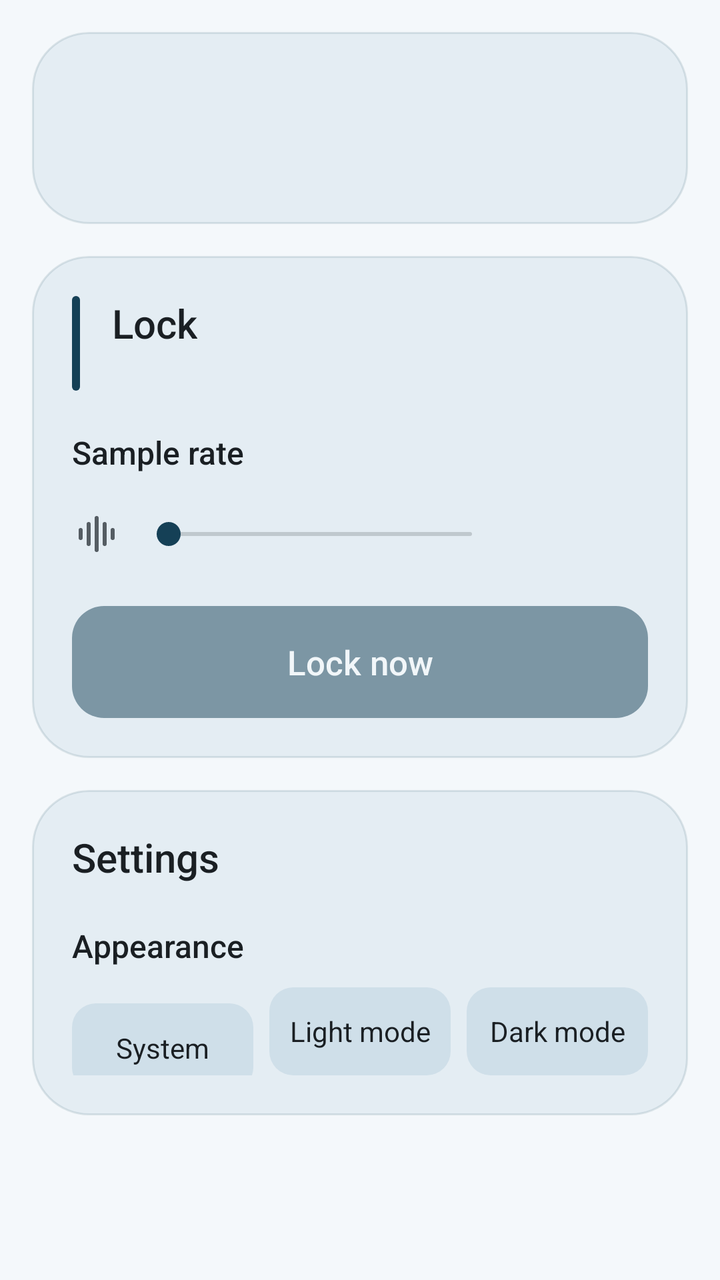
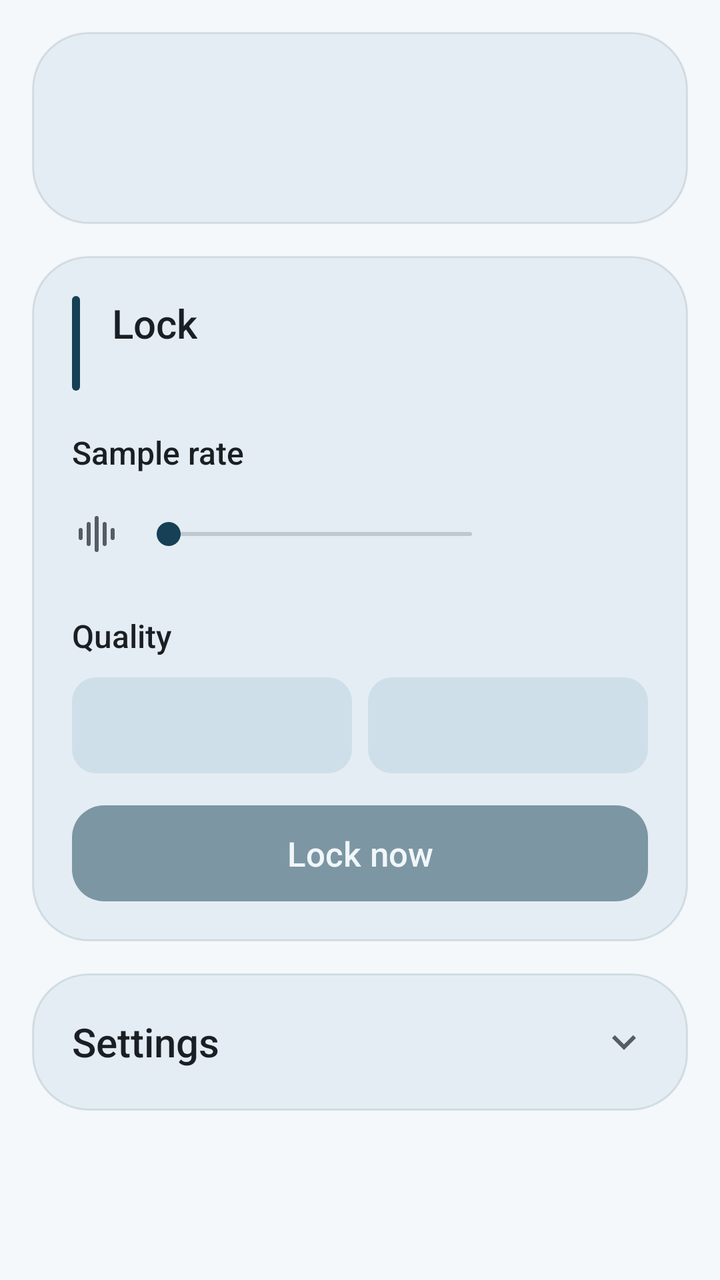

The first picture is an Android layout as it rendered before a commit; the second is the same layout after the commit. The layout source and the unified diff follow.
<!-- AndroidManifest.xml: application theme Theme.LdacLock -->
<!-- res/layout/activity_main.xml -->
<?xml version="1.0" encoding="utf-8"?>
<ScrollView xmlns:android="http://schemas.android.com/apk/res/android"
    android:layout_width="match_parent"
    android:layout_height="match_parent"
    android:fillViewport="true"
    android:fitsSystemWindows="true">

    <LinearLayout
        android:layout_width="match_parent"
        android:layout_height="wrap_content"
        android:orientation="vertical"
        android:padding="16dp">

        
        <LinearLayout style="@style/Card">

            <LinearLayout
                android:layout_width="match_parent"
                android:layout_height="wrap_content"
                android:gravity="center_vertical"
                android:orientation="horizontal">

                <ImageView
                    android:layout_width="56dp"
                    android:layout_height="56dp"
                    android:importantForAccessibility="no"
                    android:src="@mipmap/ic_launcher" />

                <LinearLayout
                    android:layout_width="0dp"
                    android:layout_height="wrap_content"
                    android:layout_marginStart="16dp"
                    android:layout_weight="1"
                    android:orientation="vertical">

                    <TextView
                        android:id="@+id/name"
                        android:layout_width="match_parent"
                        android:layout_height="wrap_content"
                        android:fontFamily="sans-serif-medium"
                        android:textColor="@color/text"
                        android:textSize="22sp" />

                    <TextView
                        android:id="@+id/meta"
                        android:layout_width="match_parent"
                        android:layout_height="wrap_content"
                        android:layout_marginTop="2dp"
                        android:textColor="@color/text2"
                        android:textSize="15sp"
                        android:visibility="gone" />
                </LinearLayout>
            </LinearLayout>

            
            <LinearLayout
                android:id="@+id/panel"
                android:layout_width="match_parent"
                android:layout_height="wrap_content"
                android:layout_marginTop="20dp"
                android:background="@drawable/panel"
                android:orientation="vertical"
                android:padding="20dp"
                android:visibility="gone">

                <TextView
                    android:layout_width="wrap_content"
                    android:layout_height="wrap_content"
                    android:letterSpacing="0.08"
                    android:text="@string/current_codec"
                    android:textAllCaps="true"
                    android:textColor="@color/text2"
                    android:textSize="13sp" />

                
                <LinearLayout
                    android:layout_width="match_parent"
                    android:layout_height="wrap_content"
                    android:gravity="center_vertical"
                    android:orientation="horizontal">

                    <TextView
                        android:id="@+id/codec"
                        android:layout_width="wrap_content"
                        android:layout_height="wrap_content"
                        android:textColor="@color/accent"
                        android:textSize="34sp"
                        android:textStyle="bold" />

                    <TextView
                        android:id="@+id/hi_res"
                        android:layout_width="wrap_content"
                        android:layout_height="wrap_content"
                        android:layout_marginStart="12dp"
                        android:background="@drawable/pill"
                        android:paddingHorizontal="10dp"
                        android:paddingVertical="3dp"
                        android:text="@string/hi_res"
                        android:textColor="@color/on_accent"
                        android:textSize="13sp"
                        android:textStyle="bold"
                        android:visibility="gone" />

                    <View
                        android:layout_width="0dp"
                        android:layout_height="0dp"
                        android:layout_weight="1" />

                    <ImageView
                        android:layout_width="32dp"
                        android:layout_height="32dp"
                        android:importantForAccessibility="no"
                        android:src="@drawable/ic_bars" />
                </LinearLayout>

                <TextView
                    android:id="@+id/spec"
                    android:layout_width="wrap_content"
                    android:layout_height="wrap_content"
                    android:textColor="@color/text2"
                    android:textSize="15sp" />
            </LinearLayout>

            <TextView
                android:id="@+id/state"
                android:layout_width="match_parent"
                android:layout_height="wrap_content"
                android:layout_marginTop="16dp"
                android:drawablePadding="8dp"
                android:gravity="center_vertical"
                android:textSize="15sp"
                android:visibility="gone" />

            <TextView
                android:id="@+id/pair"
                style="@style/Button"
                android:layout_marginTop="20dp"
                android:text="@string/pair"
                android:visibility="gone" />
        </LinearLayout>

        
        <LinearLayout
            style="@style/Card"
            android:layout_marginTop="16dp">

            <LinearLayout
                android:layout_width="match_parent"
                android:layout_height="wrap_content"
                android:orientation="horizontal">

                <View
                    android:layout_width="4dp"
                    android:layout_height="match_parent"
                    android:background="@drawable/bar" />

                <LinearLayout
                    android:layout_width="match_parent"
                    android:layout_height="wrap_content"
                    android:layout_marginStart="16dp"
                    android:orientation="vertical">

                    <TextView
                        android:layout_width="wrap_content"
                        android:layout_height="wrap_content"
                        android:fontFamily="sans-serif-medium"
                        android:text="@string/lock_title"
                        android:textColor="@color/text"
                        android:textSize="20sp" />

                    <TextView
                        android:id="@+id/summary"
                        android:layout_width="wrap_content"
                        android:layout_height="wrap_content"
                        android:textColor="@color/text2"
                        android:textSize="15sp" />
                </LinearLayout>
            </LinearLayout>

            <TextView
                android:layout_width="wrap_content"
                android:layout_height="wrap_content"
                android:layout_marginTop="20dp"
                android:fontFamily="sans-serif-medium"
                android:text="@string/sample_rate"
                android:textColor="@color/text"
                android:textSize="16sp" />

            
            <LinearLayout
                android:layout_width="match_parent"
                android:layout_height="wrap_content"
                android:layout_marginTop="10dp"
                android:gravity="center_vertical"
                android:orientation="horizontal">

                <ImageView
                    android:layout_width="40dp"
                    android:layout_height="40dp"
                    android:layout_marginStart="-8dp"
                    android:importantForAccessibility="no"
                    android:padding="8dp"
                    android:src="@drawable/ic_bars"
                    android:tint="@color/text2" />

                
                <SeekBar
                    android:id="@+id/rate"
                    android:layout_width="0dp"
                    android:layout_height="wrap_content"
                    android:layout_weight="1"
                    android:contentDescription="@string/sample_rate"
                    android:max="3"
                    android:progressBackgroundTint="@color/text2"
                    android:progressTint="@color/accent"
                    android:thumbTint="@color/accent" />

                <TextView
                    android:id="@+id/rate_value"
                    android:layout_width="72dp"
                    android:layout_height="wrap_content"
                    android:gravity="end"
                    android:textColor="@color/text2"
                    android:textSize="15sp" />
            </LinearLayout>

            <TextView
                android:id="@+id/lock"
                style="@style/Button"
                android:layout_marginTop="16dp"
                android:alpha="0.5"
                android:enabled="false"
                android:text="@string/lock_now" />

            <TextView
                android:id="@+id/last"
                android:layout_width="match_parent"
                android:layout_height="wrap_content"
                android:layout_marginTop="12dp"
                android:gravity="center_horizontal"
                android:textColor="@color/text2"
                android:textSize="14sp"
                android:visibility="gone" />
        </LinearLayout>

        
        <LinearLayout
            style="@style/Card"
            android:layout_marginTop="16dp">

            
            <TextView
                android:layout_width="wrap_content"
                android:layout_height="wrap_content"
                android:fontFamily="sans-serif-medium"
                android:text="@string/settings"
                android:textColor="@color/text"
                android:textSize="20sp" />

            <TextView
                android:layout_width="wrap_content"
                android:layout_height="wrap_content"
                android:layout_marginTop="20dp"
                android:fontFamily="sans-serif-medium"
                android:text="@string/appearance"
                android:textColor="@color/text"
                android:textSize="16sp" />

            <LinearLayout
                android:layout_width="match_parent"
                android:layout_height="wrap_content"
                android:layout_marginTop="10dp"
                android:orientation="horizontal">

                <TextView
                    android:id="@+id/appearance_system"
                    style="@style/Segment"
                    android:text="@string/system_default" />

                <TextView
                    android:id="@+id/appearance_light"
                    style="@style/Segment"
                    android:layout_marginHorizontal="8dp"
                    android:text="@string/light_mode" />

                <TextView
                    android:id="@+id/appearance_dark"
                    style="@style/Segment"
                    android:text="@string/dark_mode" />
            </LinearLayout>
        </LinearLayout>

        
        <View
            android:layout_width="match_parent"
            android:layout_height="0dp"
            android:layout_weight="1" />

        <TextView
            android:id="@+id/copyright"
            android:layout_width="match_parent"
            android:layout_height="wrap_content"
            android:layout_marginTop="16dp"
            android:gravity="center_horizontal"
            android:textColor="@color/text2"
            android:textSize="15sp" />
    </LinearLayout>
</ScrollView>
<!-- resources referenced by this layout -->
<resources>
  <color name="accent">#FF154056</color>
  <color name="on_accent">#FFFFFFFF</color>
  <color name="text">#FF1A1F23</color>
  <color name="text2">#FF555D63</color>
  <!-- drawable bar (drawable) -->
  <shape xmlns:android="http://schemas.android.com/apk/res/android"
      android:shape="rectangle">
      <solid android:color="@color/accent" />
      <corners android:radius="2dp" />
  </shape>
  <!-- drawable panel (drawable) -->
  <shape xmlns:android="http://schemas.android.com/apk/res/android"
      android:shape="rectangle">
      <solid android:color="@color/panel" />
      <corners android:radius="20dp" />
  </shape>
  <!-- drawable pill (drawable) -->
  <shape xmlns:android="http://schemas.android.com/apk/res/android"
      android:shape="rectangle">
      <solid android:color="@color/accent" />
      <corners android:radius="8dp" />
  </shape>
  <string name="appearance">Appearance</string>
  <string name="current_codec">Current Codec</string>
  <string name="dark_mode">Dark mode</string>
  <string name="hi_res">Hi-Res</string>
  <string name="light_mode">Light mode</string>
  <string name="lock_now">Lock now</string>
  <string name="lock_title">Lock</string>
  <string name="pair">Pair headphone</string>
  <string name="sample_rate">Sample rate</string>
  <string name="settings">Settings</string>
  <string name="system_default">System default</string>
  <style name="Button">
          <item name="android:layout_width">match_parent</item>
          <item name="android:layout_height">56dp</item>
          <item name="android:background">@drawable/button</item>
          <item name="android:clickable">true</item>
          <item name="android:focusable">true</item>
          <item name="android:fontFamily">sans-serif-medium</item>
          <item name="android:gravity">center</item>
          <item name="android:textColor">@color/on_accent</item>
          <item name="android:textSize">17sp</item>
      </style>
  <style name="Segment">
          <item name="android:layout_width">0dp</item>
          <item name="android:layout_height">44dp</item>
          <item name="android:layout_weight">1</item>
          <item name="android:background">@drawable/segment</item>
          <item name="android:foreground">?android:attr/selectableItemBackground</item>
          <item name="android:gravity">center</item>
          <item name="android:maxLines">1</item>
          <item name="android:paddingHorizontal">6dp</item>
          <item name="android:textColor">@color/text</item>
          <item name="android:textSize">14sp</item> 
      </style>
  <color name="panel">#FFCFDFE9</color>
  <!-- drawable card (drawable) -->
  <shape xmlns:android="http://schemas.android.com/apk/res/android"
      android:shape="rectangle">
      <solid android:color="@color/card" />
      <stroke
          android:width="1dp"
          android:color="@color/divider" />
      <corners android:radius="28dp" />
  </shape>
  <!-- drawable segment (drawable) -->
  <shape xmlns:android="http://schemas.android.com/apk/res/android"
      android:shape="rectangle">
      <solid android:color="@color/panel" />
      <corners android:radius="12dp" />
  </shape>
  <color name="bg">#FFF4F8FB</color>
  <color name="icon_bg">#FF154056</color>
  <color name="ripple">#33FFFFFF</color>
  <color name="card">#FFE4EDF3</color>
  <color name="divider">#1F154056</color>
  <!-- unchanged entries left out for length: 7 -->
</resources>

<!-- the commit's change to res/layout/activity_main.xml (unified diff, before → after) -->
@@ -225,6 +225,32 @@
             </LinearLayout>
 
             <TextView
+                android:layout_width="wrap_content"
+                android:layout_height="wrap_content"
+                android:layout_marginTop="20dp"
+                android:fontFamily="sans-serif-medium"
+                android:text="@string/quality"
+                android:textColor="@color/text"
+                android:textSize="16sp" />
+
+            
+            <LinearLayout
+                android:layout_width="match_parent"
+                android:layout_height="wrap_content"
+                android:layout_marginTop="10dp"
+                android:orientation="horizontal">
+
+                <TextView
+                    android:id="@+id/quality_high"
+                    style="@style/Segment"
+                    android:layout_marginEnd="8dp" />
+
+                <TextView
+                    android:id="@+id/quality_mid"
+                    style="@style/Segment" />
+            </LinearLayout>
+
+            <TextView
                 android:id="@+id/lock"
                 style="@style/Button"
                 android:layout_marginTop="16dp"
@@ -246,47 +272,79 @@
         
         <LinearLayout
             style="@style/Card"
-            android:layout_marginTop="16dp">
-
-            
-            <TextView
-                android:layout_width="wrap_content"
-                android:layout_height="wrap_content"
-                android:fontFamily="sans-serif-medium"
-                android:text="@string/settings"
-                android:textColor="@color/text"
-                android:textSize="20sp" />
-
-            <TextView
-                android:layout_width="wrap_content"
-                android:layout_height="wrap_content"
-                android:layout_marginTop="20dp"
-                android:fontFamily="sans-serif-medium"
-                android:text="@string/appearance"
-                android:textColor="@color/text"
-                android:textSize="16sp" />
-
-            <LinearLayout
-                android:layout_width="match_parent"
-                android:layout_height="wrap_content"
-                android:layout_marginTop="10dp"
-                android:orientation="horizontal">
-
-                <TextView
-                    android:id="@+id/appearance_system"
-                    style="@style/Segment"
-                    android:text="@string/system_default" />
-
-                <TextView
-                    android:id="@+id/appearance_light"
-                    style="@style/Segment"
-                    android:layout_marginHorizontal="8dp"
-                    android:text="@string/light_mode" />
-
-                <TextView
-                    android:id="@+id/appearance_dark"
-                    style="@style/Segment"
-                    android:text="@string/dark_mode" />
+            android:layout_marginTop="16dp"
+            android:animateLayoutChanges="true">
+
+            
+            
+            <LinearLayout
+                android:id="@+id/settings_header"
+                android:layout_width="match_parent"
+                android:layout_height="wrap_content"
+                android:layout_marginTop="-10dp"
+                android:layout_marginBottom="-10dp"
+                android:background="?android:attr/selectableItemBackground"
+                android:gravity="center_vertical"
+                android:minHeight="48dp"
+                android:orientation="horizontal">
+
+                <TextView
+                    android:layout_width="0dp"
+                    android:layout_height="wrap_content"
+                    android:layout_weight="1"
+                    android:fontFamily="sans-serif-medium"
+                    android:text="@string/settings"
+                    android:textColor="@color/text"
+                    android:textSize="20sp" />
+
+                
+                <ImageView
+                    android:id="@+id/settings_chevron"
+                    android:layout_width="24dp"
+                    android:layout_height="24dp"
+                    android:importantForAccessibility="no"
+                    android:src="@drawable/ic_expand" />
+            </LinearLayout>
+
+            <LinearLayout
+                android:id="@+id/settings_body"
+                android:layout_width="match_parent"
+                android:layout_height="wrap_content"
+                android:orientation="vertical"
+                android:visibility="gone">
+
+                
+                <TextView
+                    android:layout_width="wrap_content"
+                    android:layout_height="wrap_content"
+                    android:layout_marginTop="20dp"
+                    android:fontFamily="sans-serif-medium"
+                    android:text="@string/appearance"
+                    android:textColor="@color/text"
+                    android:textSize="16sp" />
+
+                <LinearLayout
+                    android:layout_width="match_parent"
+                    android:layout_height="wrap_content"
+                    android:layout_marginTop="10dp"
+                    android:orientation="horizontal">
+
+                    <TextView
+                        android:id="@+id/appearance_system"
+                        style="@style/Segment"
+                        android:text="@string/system_default" />
+
+                    <TextView
+                        android:id="@+id/appearance_light"
+                        style="@style/Segment"
+                        android:layout_marginHorizontal="8dp"
+                        android:text="@string/light_mode" />
+
+                    <TextView
+                        android:id="@+id/appearance_dark"
+                        style="@style/Segment"
+                        android:text="@string/dark_mode" />
+                </LinearLayout>
             </LinearLayout>
         </LinearLayout>
 
<!-- resource entries referenced after the edit -->
@@ -10,6 +10,16 @@
       <solid android:color="@color/accent" />
       <corners android:radius="2dp" />
   </shape>
+  <!-- drawable ic_expand (drawable) -->
+  <vector xmlns:android="http://schemas.android.com/apk/res/android"
+      android:width="24dp"
+      android:height="24dp"
+      android:viewportWidth="24"
+      android:viewportHeight="24">
+      <path
+          android:fillColor="@color/text2"
+          android:pathData="M16.59,8.59L12,13.17 7.41,8.59 6,10l6,6 6,-6z" />
+  </vector>
   <!-- drawable panel (drawable) -->
   <shape xmlns:android="http://schemas.android.com/apk/res/android"
       android:shape="rectangle">
@@ -29,13 +39,14 @@
   <string name="light_mode">Light mode</string>
   <string name="lock_now">Lock now</string>
   <string name="lock_title">Lock</string>
-  <string name="pair">Pair headphone</string>
+  <string name="pair">Pair headphones</string>
+  <string name="quality">Quality</string>
   <string name="sample_rate">Sample rate</string>
   <string name="settings">Settings</string>
   <string name="system_default">System default</string>
   <style name="Button">
           <item name="android:layout_width">match_parent</item>
-          <item name="android:layout_height">56dp</item>
+          <item name="android:layout_height">48dp</item>
           <item name="android:background">@drawable/button</item>
           <item name="android:clickable">true</item>
           <item name="android:focusable">true</item>
@@ -46,7 +57,7 @@
       </style>
   <style name="Segment">
           <item name="android:layout_width">0dp</item>
-          <item name="android:layout_height">44dp</item>
+          <item name="android:layout_height">48dp</item> 
           <item name="android:layout_weight">1</item>
           <item name="android:background">@drawable/segment</item>
           <item name="android:foreground">?android:attr/selectableItemBackground</item>
